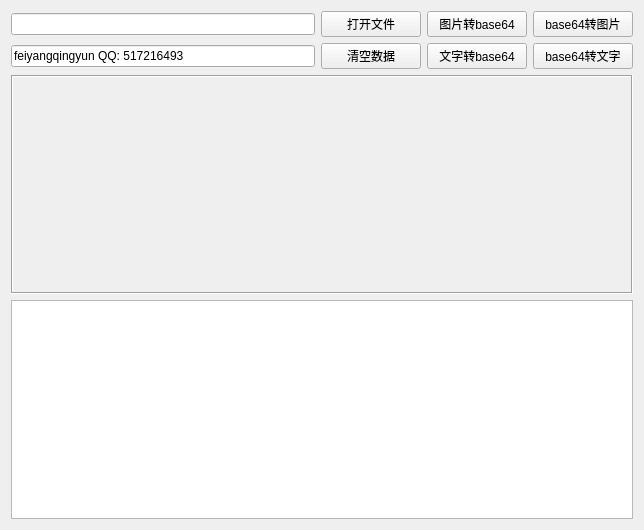
The window that base64/frmbase64.ui (feiyangqingyun/QWidgetDemo) describes before a commit, drawn with Qt 5.
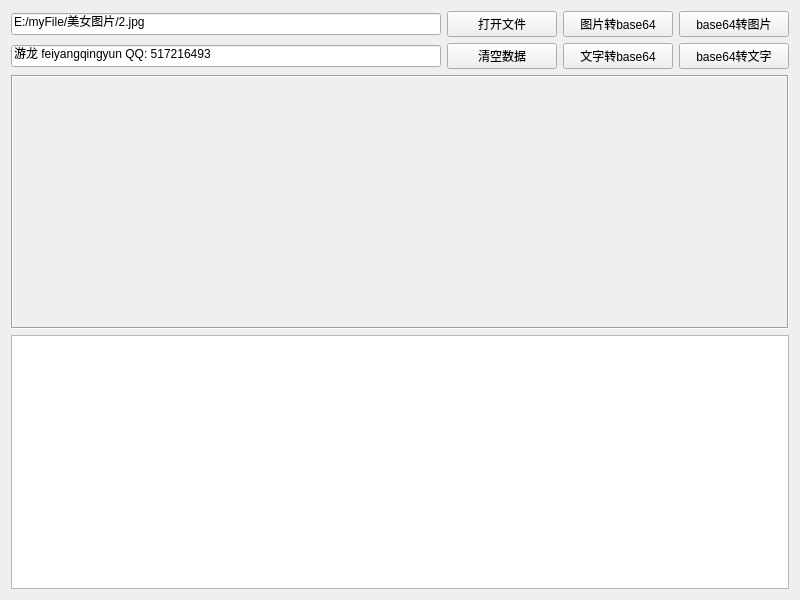
The same window after the commit.

```diff
--- a/base64/frmbase64.ui
+++ b/base64/frmbase64.ui
@@ -6,8 +6,8 @@
    <rect>
     <x>0</x>
     <y>0</y>
-    <width>644</width>
-    <height>530</height>
+    <width>800</width>
+    <height>600</height>
    </rect>
   </property>
   <property name="windowTitle">
@@ -15,13 +15,17 @@
   </property>
   <layout class="QGridLayout" name="gridLayout">
    <item row="0" column="0">
-    <widget class="QLineEdit" name="txtFile"/>
+    <widget class="QLineEdit" name="txtFile">
+     <property name="text">
+      <string>E:/myFile/美女图片/2.jpg</string>
+     </property>
+    </widget>
    </item>
    <item row="0" column="1">
     <widget class="QPushButton" name="btnOpen">
      <property name="minimumSize">
       <size>
-       <width>100</width>
+       <width>110</width>
        <height>0</height>
       </size>
      </property>
@@ -34,7 +38,7 @@
     <widget class="QPushButton" name="btnImageToBase64">
      <property name="minimumSize">
       <size>
-       <width>100</width>
+       <width>110</width>
        <height>0</height>
       </size>
      </property>
@@ -47,7 +51,7 @@
     <widget class="QPushButton" name="btnBase64ToImage">
      <property name="minimumSize">
       <size>
-       <width>100</width>
+       <width>110</width>
        <height>0</height>
       </size>
      </property>
@@ -59,7 +63,7 @@
    <item row="1" column="0">
     <widget class="QLineEdit" name="txtText">
      <property name="text">
-      <string>feiyangqingyun QQ: 517216493</string>
+      <string>游龙 feiyangqingyun QQ: 517216493</string>
      </property>
     </widget>
    </item>
@@ -67,7 +71,7 @@
     <widget class="QPushButton" name="btnClear">
      <property name="minimumSize">
       <size>
-       <width>100</width>
+       <width>110</width>
        <height>0</height>
       </size>
      </property>
@@ -80,7 +84,7 @@
     <widget class="QPushButton" name="btnTextToBase64">
      <property name="minimumSize">
       <size>
-       <width>100</width>
+       <width>110</width>
        <height>0</height>
       </size>
      </property>
@@ -93,7 +97,7 @@
     <widget class="QPushButton" name="btnBase64ToText">
      <property name="minimumSize">
       <size>
-       <width>100</width>
+       <width>110</width>
        <height>0</height>
       </size>
      </property>
```
